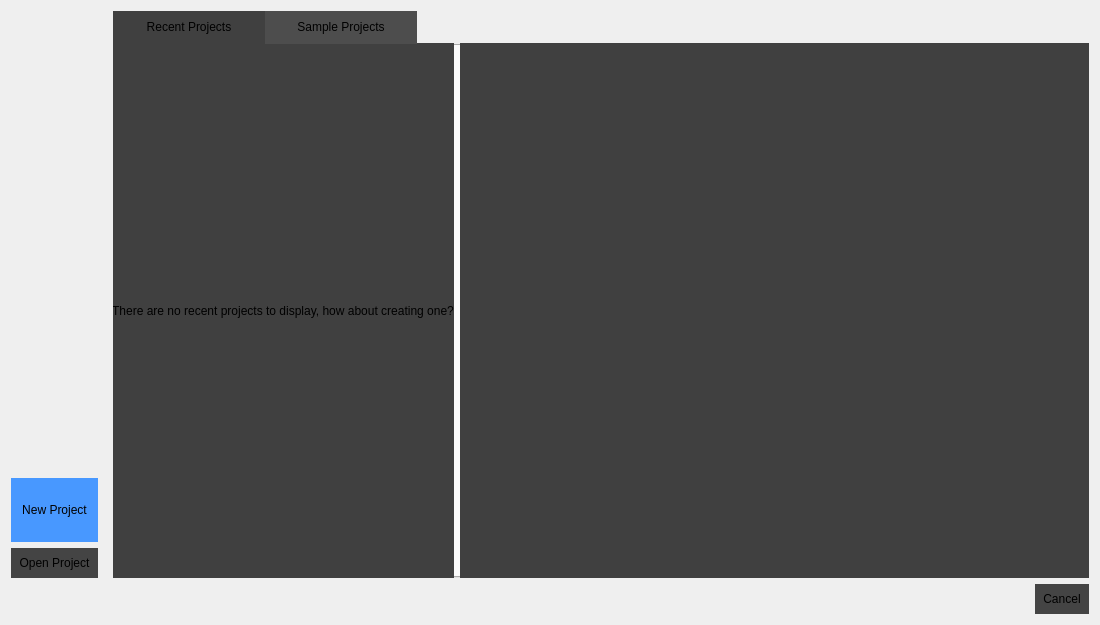
Before: the Qt Designer form src/dialogs/projectdialog.ui in jahshaka/Studio, drawn with Qt 5.
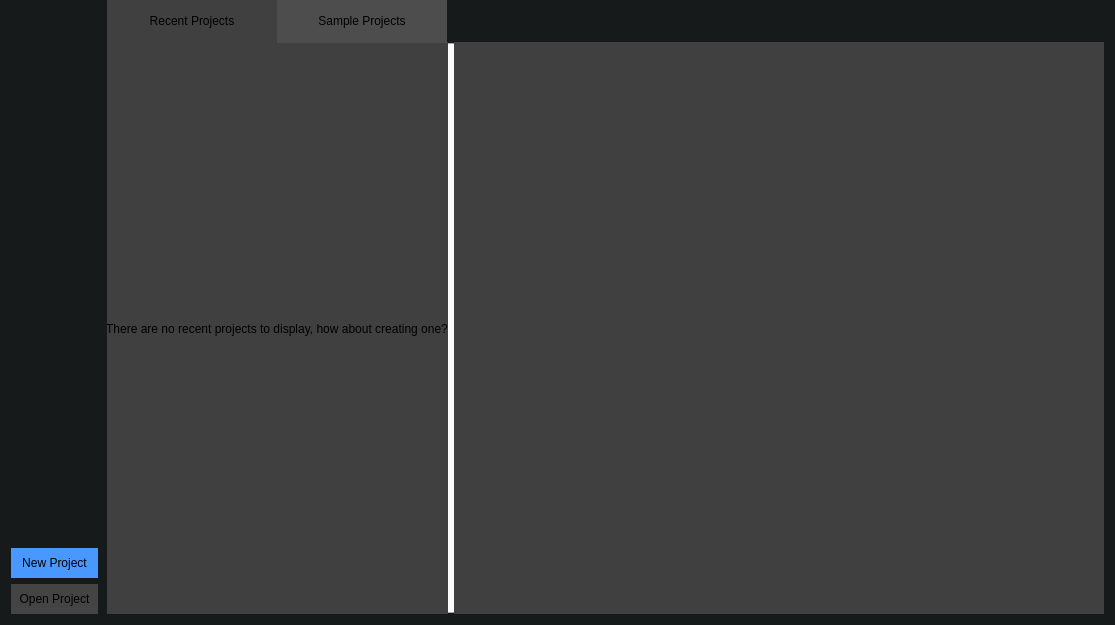
After: the same form once the commit is applied. Icons and pictures are not drawn.

Commit message: Amend project dialog LaF

```diff
--- a/src/dialogs/projectdialog.ui
+++ b/src/dialogs/projectdialog.ui
@@ -6,7 +6,7 @@
    <rect>
     <x>0</x>
     <y>0</y>
-    <width>1100</width>
+    <width>1115</width>
     <height>625</height>
    </rect>
   </property>
@@ -14,7 +14,11 @@
    <string>Project Screen</string>
   </property>
   <property name="styleSheet">
-   <string notr="true">QToolTip {
+   <string notr="true">#ProjectDialog {
+	background: #161a1b;
+}
+
+QToolTip {
 	color: #DEDEDE;
     padding: 2px;
 	border: 0;
@@ -40,10 +44,11 @@
 }
 
 QListWidget::item {
-	border: 0;
+	border: 4px solid transparent;
 	padding: 6px;
 	margin-bottom: 6px;
 	margin-right: 6px;
+	outline: none;
 }
 
 QListWidget::item:hover {
@@ -56,7 +61,7 @@
 }
 
 QListWidget::item:selected {
-	border: 0;
+	border: 4px solid transparent;
 	padding: 6px;
 	margin-bottom: 6px;
 	margin-right: 6px;
@@ -85,8 +90,8 @@
 
 QTabBar::tab {
 	background-color: #4d4d4d;
-	min-width: 152px;
-    min-height: 32px;
+	min-width: 170px;
+    min-height: 42px;
     padding-bottom: 1px;
    /* border-top: 1px solid #1e1e1e; */
 	/*border-top: 1px solid #1e1e1e; */
@@ -94,71 +99,22 @@
 	/*border-bottom: 1px solid #1e1e1e;*/
 }</string>
   </property>
-  <layout class="QGridLayout" name="gridLayout">
-   <item row="0" column="0">
-    <widget class="QWidget" name="widget" native="true">
-     <property name="styleSheet">
-      <string notr="true">#newProject {
-	background: #4898ff;
-}
-
-#newProject:hover {
-	background-color: #51a1d6;
-}
-
-QWidget#addBtn:pressed {
-	background-color: #1e77b3;
-} </string>
-     </property>
-     <layout class="QVBoxLayout" name="verticalLayout">
-      <property name="leftMargin">
-       <number>0</number>
-      </property>
-      <property name="topMargin">
-       <number>0</number>
-      </property>
-      <property name="bottomMargin">
-       <number>0</number>
-      </property>
-      <item>
-       <widget class="QLabel" name="logo">
-        <property name="text">
-         <string/>
-        </property>
-        <property name="pixmap">
-         <pixmap resource="../../images.qrc">:/app/images/sidepanelimage.jpg</pixmap>
-        </property>
-        <property name="scaledContents">
-         <bool>true</bool>
-        </property>
-        <property name="alignment">
-         <set>Qt::AlignLeading|Qt::AlignLeft|Qt::AlignVCenter</set>
-        </property>
-       </widget>
-      </item>
-      <item>
-       <widget class="QPushButton" name="newProject">
-        <property name="minimumSize">
-         <size>
-          <width>0</width>
-          <height>64</height>
-         </size>
-        </property>
-        <property name="text">
-         <string>New Project</string>
-        </property>
-       </widget>
-      </item>
-      <item>
-       <widget class="QPushButton" name="openProject">
-        <property name="text">
-         <string>Open Project</string>
-        </property>
-       </widget>
-      </item>
-     </layout>
-    </widget>
-   </item>
+  <layout class="QGridLayout" name="gridLayout" rowstretch="0">
+   <property name="leftMargin">
+    <number>11</number>
+   </property>
+   <property name="topMargin">
+    <number>0</number>
+   </property>
+   <property name="rightMargin">
+    <number>11</number>
+   </property>
+   <property name="bottomMargin">
+    <number>11</number>
+   </property>
+   <property name="horizontalSpacing">
+    <number>0</number>
+   </property>
    <item row="0" column="1">
     <widget class="QTabWidget" name="tabWidget">
      <property name="sizePolicy">
@@ -220,6 +176,12 @@
          <property name="frameShadow">
           <enum>QFrame::Plain</enum>
          </property>
+         <property name="lineWidth">
+          <number>0</number>
+         </property>
+         <property name="autoScroll">
+          <bool>false</bool>
+         </property>
          <property name="resizeMode">
           <enum>QListView::Adjust</enum>
          </property>
@@ -251,14 +213,74 @@
      </widget>
     </widget>
    </item>
-   <item row="1" column="1">
-    <widget class="QDialogButtonBox" name="buttonBox">
-     <property name="orientation">
-      <enum>Qt::Horizontal</enum>
+   <item row="0" column="0">
+    <widget class="QWidget" name="widget" native="true">
+     <property name="sizePolicy">
+      <sizepolicy hsizetype="Preferred" vsizetype="Preferred">
+       <horstretch>0</horstretch>
+       <verstretch>0</verstretch>
+      </sizepolicy>
      </property>
-     <property name="standardButtons">
-      <set>QDialogButtonBox::Cancel</set>
+     <property name="styleSheet">
+      <string notr="true">#newProject {
+	background: #4898ff;
+}
+
+#newProject:hover {
+	background-color: #51a1d6;
+}
+
+QWidget#addBtn:pressed {
+	background-color: #1e77b3;
+} </string>
      </property>
+     <layout class="QVBoxLayout" name="verticalLayout">
+      <property name="leftMargin">
+       <number>0</number>
+      </property>
+      <property name="topMargin">
+       <number>0</number>
+      </property>
+      <property name="bottomMargin">
+       <number>0</number>
+      </property>
+      <item>
+       <widget class="QLabel" name="logo">
+        <property name="text">
+         <string/>
+        </property>
+        <property name="pixmap">
+         <pixmap resource="../../images.qrc">:/app/images/sidepanelimage.jpg</pixmap>
+        </property>
+        <property name="scaledContents">
+         <bool>false</bool>
+        </property>
+        <property name="alignment">
+         <set>Qt::AlignCenter</set>
+        </property>
+       </widget>
+      </item>
+      <item>
+       <widget class="QPushButton" name="newProject">
+        <property name="minimumSize">
+         <size>
+          <width>0</width>
+          <height>0</height>
+         </size>
+        </property>
+        <property name="text">
+         <string>New Project</string>
+        </property>
+       </widget>
+      </item>
+      <item>
+       <widget class="QPushButton" name="openProject">
+        <property name="text">
+         <string>Open Project</string>
+        </property>
+       </widget>
+      </item>
+     </layout>
     </widget>
    </item>
   </layout>
```
Left out of the diff: 40 changed lines with no effect on the pictures.
